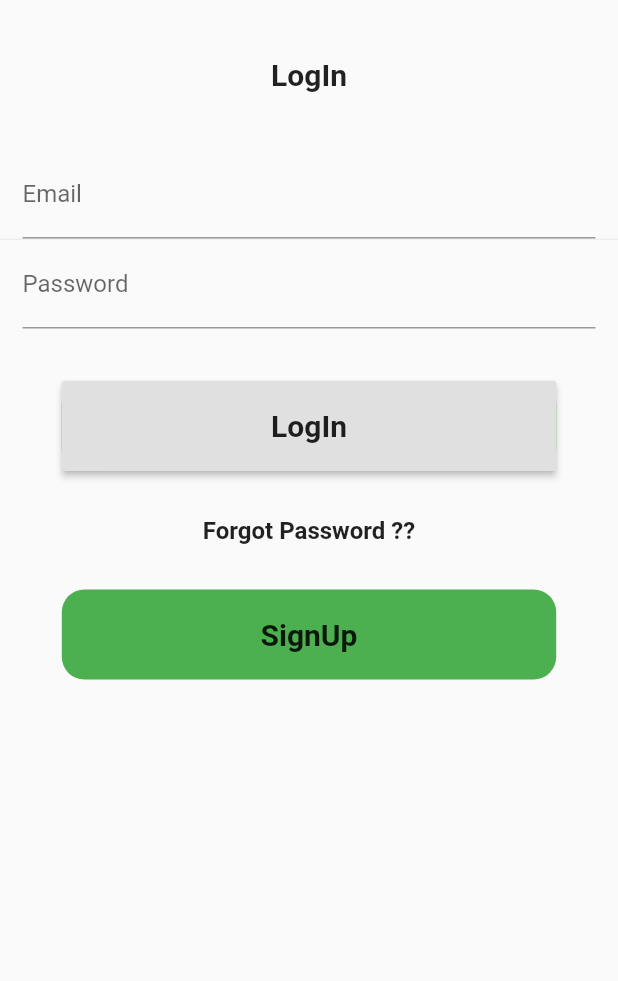
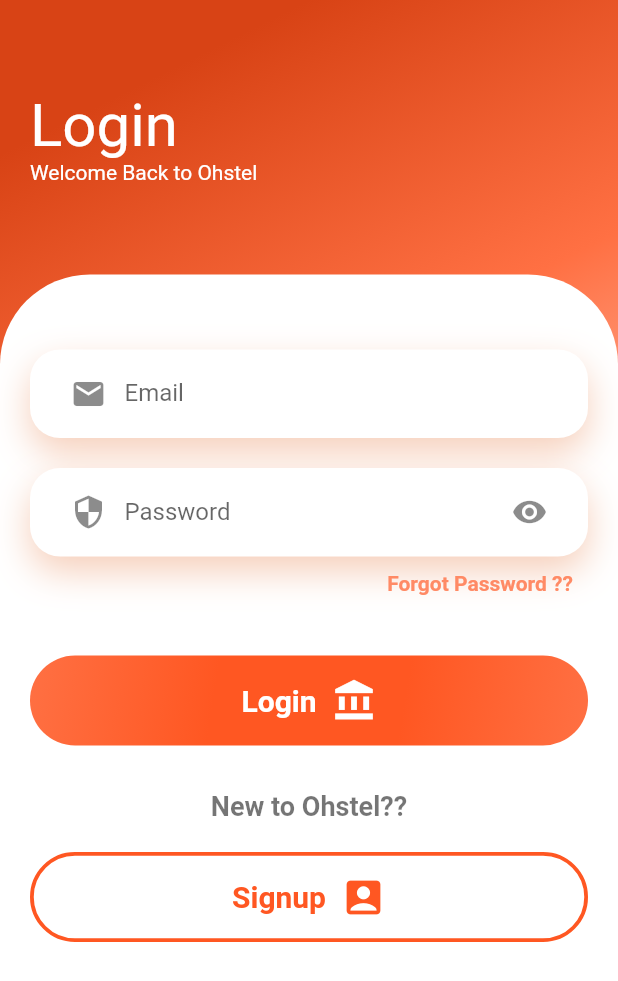
Before and after one commit to ohstelng/ohstel_app, a Flutter app: the screen it shows after launch, on a phone screen of 412 x 824 dp. Shown: the top 981 px of the screen. Run offline on Flutter 3.47's test engine with Material 2 defaults, Android fonts, the phone set to English and light mode, and no system bars; our stand-ins replace carousel_pro, cloud_firestore, extended_image, firebase_auth, flutter_datetime_picker, flutter_spinkit and 2 more; missing offline and left inert: autocomplete_textfield, flutter_paystack, paginate_firestore; accounts and stored records are empty.

Commit message:
Login UI has been implemented

```diff
--- a/lib/auth/pages/login_page.dart
+++ b/lib/auth/pages/login_page.dart
@@ -3,6 +3,7 @@ import 'package:Ohstel_app/auth/pages/sigup_page.dart';
 import 'package:flutter/cupertino.dart';
 import 'package:flutter/material.dart';
 import 'package:fluttertoast/fluttertoast.dart';
+import 'package:flutter_spinkit/flutter_spinkit.dart';
 
 class ToggleBetweenLoginAndSignUpPage extends StatefulWidget {
   @override
@@ -59,7 +60,7 @@ class _LogInPageState extends State<LogInPage> {
       print(email);
       print(password);
       await logInUser();
-      if(mounted) {
+      if (mounted) {
         setState(() {
           loading = false;
         });
@@ -80,42 +81,95 @@ class _LogInPageState extends State<LogInPage> {
     );
   }
 
+  bool _obscureText = true;
+
   @override
   Widget build(BuildContext context) {
     return Scaffold(
+      resizeToAvoidBottomPadding: false,
       body: loading != true
-          ? SingleChildScrollView(
-              child: Container(
+          ? Container(
+              decoration: BoxDecoration(
+                  gradient: LinearGradient(begin: Alignment.topCenter, colors: [
+                Colors.deepOrange[800],
+                Colors.deepOrange[400],
+                Colors.deepOrange[100]
+              ])),
               child: Form(
                 key: formKey,
                 child: Column(
+                  crossAxisAlignment: CrossAxisAlignment.start,
                   children: <Widget>[
                     Container(
-                      height: 100,
-                      child: Center(
-                        child: Text(
-                          'LogIn',
-                          style: TextStyle(
-                              fontWeight: FontWeight.bold, fontSize: 20.0),
+                      padding:
+                          EdgeInsets.symmetric(vertical: 60, horizontal: 20),
+                      width: double.infinity,
+                      child: Column(
+                        crossAxisAlignment: CrossAxisAlignment.start,
+                        children: [
+                          Text(
+                            'Login',
+                            style:
+                                TextStyle(color: Colors.white, fontSize: 40.0),
+                          ),
+                          Text('Welcome Back to Ohstel',
+                              style: TextStyle(color: Colors.white))
+                        ],
                       ),
                     ),
+                    Expanded(
+                      child: Container(
+                        padding:
+                            EdgeInsets.symmetric(vertical: 50, horizontal: 20),
+                        decoration: BoxDecoration(
+                            color: Colors.white,
+                            borderRadius: BorderRadius.only(
+                                topLeft: Radius.circular(60),
+                                topRight: Radius.circular(60))),
+                        child: Column(
+                          children: <Widget>[
+                            emailInputFieldBox(),
+                            SizedBox(
+                              height: 20,
                             ),
-                    emailInputFieldBox(),
                             passwordInputFieldBox(),
+                            forgotPassword(),
+                            SizedBox(
+                              height: 30,
+                            ),
                             logInButton(),
-                    forgotPassword(),
+                            SizedBox(
+                              height: 30,
+                            ),
+                            Text(
+                              "New to Ohstel??",
+                              style: TextStyle(
+                                  fontSize: 18,
+                                  color: Colors.black54,
+                                  fontWeight: FontWeight.bold),
+                            ),
                             signUpButton(),
                           ],
                         ),
                       ),
-            ))
+                    ),
+                  ],
+                ),
+              ),
+            )
           : Center(
               child: Container(
                 child: Column(
                   crossAxisAlignment: CrossAxisAlignment.center,
                   mainAxisAlignment: MainAxisAlignment.center,
                   children: <Widget>[
-                    CircularProgressIndicator(),
+                    SpinKitChasingDots(
+                      color: Colors.deepOrange,
+                      size: 50.0,
+                    ),
+                    SizedBox(
+                      height: 30,
+                    ),
                     Text('Loading......')
                   ],
                 ),
@@ -128,43 +182,87 @@ class _LogInPageState extends State<LogInPage> {
     return Container(
       child: TextFormField(
         validator: (value) {
-          if (value.trim().isEmpty) {
+          if (value
+              .trim()
+              .isEmpty) {
             return 'Email Can\'t Be Empty';
           } else {
             return null;
           }
         },
         decoration: InputDecoration(
-          labelText: 'Email',
-        ),
+            labelText: "Email",
+            border: InputBorder.none,
+            prefixIcon: Icon(Icons.email)),
         onSaved: (value) => email = value.trim(),
         keyboardType: TextInputType.emailAddress,
       ),
-      padding: EdgeInsets.symmetric(horizontal: 15),
+      padding: EdgeInsets.symmetric(
+        horizontal: 15,
+      ),
       decoration: BoxDecoration(
-        border: Border(
-          bottom: BorderSide(color: Colors.grey[200]),
+        borderRadius: BorderRadius.circular(20),
+        color: Colors.white,
+        boxShadow: [
+          BoxShadow(
+              color: Color.fromRGBO(
+                225,
+                95,
+                27,
+                .3,
               ),
+              blurRadius: 20,
+              offset: Offset(0, 10))
+        ],
       ),
     );
   }
 
   Widget passwordInputFieldBox() {
     return Container(
+      decoration: BoxDecoration(
+        borderRadius: BorderRadius.circular(20),
+        color: Colors.white,
+        boxShadow: [
+          BoxShadow(
+              color: Color.fromRGBO(
+                225,
+                95,
+                27,
+                .3,
+              ),
+              blurRadius: 20,
+              offset: Offset(0, 10))
+        ],
+      ),
       child: Padding(
-        padding: const EdgeInsets.only(left: 15, right: 15, bottom: 15),
+        padding: const EdgeInsets.only(
+          left: 15,
+          right: 15,
+        ),
         child: TextFormField(
           validator: (value) {
-            if (value.trim().isEmpty) {
+            if (value
+                .trim()
+                .isEmpty) {
               return 'Password Can\'t Be Empty';
             } else {
               return null;
             }
           },
           decoration: InputDecoration(
+              border: InputBorder.none,
               labelText: 'Password',
+              prefixIcon: Icon(Icons.security),
+              suffixIcon: GestureDetector(
+                child: Icon(
+                    _obscureText ? Icons.visibility : Icons.visibility_off
                 ),
-          obscureText: true,
+                onTap: () {
+                  setState(() => _obscureText = !_obscureText);
+                },
+              )),
+          obscureText: !_obscureText,
           onSaved: (value) => password = value.trim(),
         ),
       ),
@@ -172,24 +270,48 @@ class _LogInPageState extends State<LogInPage> {
   }
 
   Widget logInButton() {
-    return Container(
-      margin: EdgeInsets.all(20),
-      height: 60,
-      width: MediaQuery.of(context).size.width * 0.80,
-      decoration: BoxDecoration(
-        color: Colors.green,
-        borderRadius: BorderRadius.circular(15),
-      ),
-      child: RaisedButton(
-        onPressed: () {
+    return InkWell(
+      onTap: () {
         validateAndSave();
       },
+      child: Container(
+        width: MediaQuery
+            .of(context)
+            .size
+            .width,
+        height: 60,
+        padding: EdgeInsets.all(10),
+        decoration: BoxDecoration(
+          gradient: LinearGradient(
+            begin: Alignment.topLeft,
+            end: Alignment.bottomRight,
+            colors: [
+              Colors.deepOrange[400],
+              Colors.deepOrange[500],
+              Colors.deepOrange[500],
+              Colors.deepOrange[400]
+            ],
+          ),
+          borderRadius: BorderRadius.circular(40),
+        ),
         child: Center(
-          child: Text(
-            'LogIn',
-            style: TextStyle(fontWeight: FontWeight.bold, fontSize: 20.0),
-            textAlign: TextAlign.center,
+          child: Row(mainAxisAlignment: MainAxisAlignment.center, children: [
+            Text(
+              "Login",
+              style: TextStyle(
+                  color: Colors.white,
+                  fontSize: 20,
+                  fontWeight: FontWeight.bold),
             ),
+            SizedBox(
+              width: 10,
+            ),
+            Icon(
+              Icons.account_balance,
+              color: Colors.white,
+              size: 30,
+            )
+          ]),
         ),
       ),
     );
@@ -201,17 +323,35 @@ class _LogInPageState extends State<LogInPage> {
         widget.toggleView();
       },
       child: Container(
-        margin: EdgeInsets.all(20),
+        margin: EdgeInsets.symmetric(vertical: 20),
+        width: MediaQuery
+            .of(context)
+            .size
+            .width,
         height: 60,
-        width: MediaQuery.of(context).size.width * 0.80,
+        padding: EdgeInsets.all(10),
         decoration: BoxDecoration(
-            color: Colors.green, borderRadius: BorderRadius.circular(15)),
+          border: Border.all(color: Colors.deepOrange, width: 2.5),
+          borderRadius: BorderRadius.circular(40),
+        ),
         child: Center(
-          child: Text(
-            'SignUp',
-            style: TextStyle(fontWeight: FontWeight.bold, fontSize: 20.0),
-            textAlign: TextAlign.center,
+          child: Row(mainAxisAlignment: MainAxisAlignment.center, children: [
+            Text(
+              "Signup",
+              style: TextStyle(
+                  color: Colors.deepOrange,
+                  fontSize: 20,
+                  fontWeight: FontWeight.bold),
             ),
+            SizedBox(
+              width: 10,
+            ),
+            Icon(
+              Icons.account_box,
+              color: Colors.deepOrange,
+              size: 30,
+            )
+          ]),
         ),
       ),
     );
@@ -219,14 +359,26 @@ class _LogInPageState extends State<LogInPage> {
 
   Widget forgotPassword() {
     return Container(
+      width: MediaQuery
+          .of(context)
+          .size
+          .width,
       padding: EdgeInsets.all(10),
       child: InkWell(
         onTap: () {
           widget.toggleView();
         },
-        child: Text(
+        child: Column(
+          crossAxisAlignment: CrossAxisAlignment.end,
+          children: [
+            Text(
               'Forgot Password ??',
-          style: TextStyle(fontWeight: FontWeight.bold, fontSize: 16.0),
+              style: TextStyle(
+                  fontSize: 14.0,
+                  color: Colors.deepOrange[300],
+                  fontWeight: FontWeight.bold),
+            ),
+          ],
         ),
       ),
     );
--- a/lib/auth/pages/sigup_page.dart
+++ b/lib/auth/pages/sigup_page.dart
@@ -1,6 +1,7 @@
 import 'package:Ohstel_app/auth/methods/auth_methods.dart';
 import 'package:cloud_firestore/cloud_firestore.dart';
 import 'package:flutter/material.dart';
+import 'package:flutter_spinkit/flutter_spinkit.dart';
 import 'package:fluttertoast/fluttertoast.dart';
 
 class SignUpPage extends StatefulWidget {
@@ -324,7 +325,13 @@ class _SignUpPageState extends State<SignUpPage> {
                     crossAxisAlignment: CrossAxisAlignment.center,
                     mainAxisAlignment: MainAxisAlignment.center,
                     children: <Widget>[
-                      CircularProgressIndicator(),
+                      SpinKitChasingDots(
+                        color: Colors.deepOrange,
+                        size: 50.0,
+                      ),
+                      SizedBox(
+                        height: 30,
+                      ),
                       Text('Loading......')
                     ],
                   ),
--- a/lib/main.dart
+++ b/lib/main.dart
@@ -26,7 +26,7 @@ class MyApp extends StatelessWidget {
         title: 'Flutter Demo',
         debugShowCheckedModeBanner: false,
         theme: ThemeData(
-          primarySwatch: Colors.blue,
+          primarySwatch: Colors.deepOrange,
           visualDensity: VisualDensity.adaptivePlatformDensity,
         ),
         home: Wrapper(),
--- a/pubspec.yaml
+++ b/pubspec.yaml
@@ -38,6 +38,8 @@ dependencies:
   autocomplete_textfield: ^1.7.3
   flutter_datetime_picker: ^1.3.8
   flutter_paystack: ^1.0.3+1
+  flutter_spinkit: ^4.1.2+1
+
 
 
   # The following adds the Cupertino Icons font to your application.
```
Also changed, not shown: pubspec.lock. Lines whose indentation alone changed are shown as unchanged.
